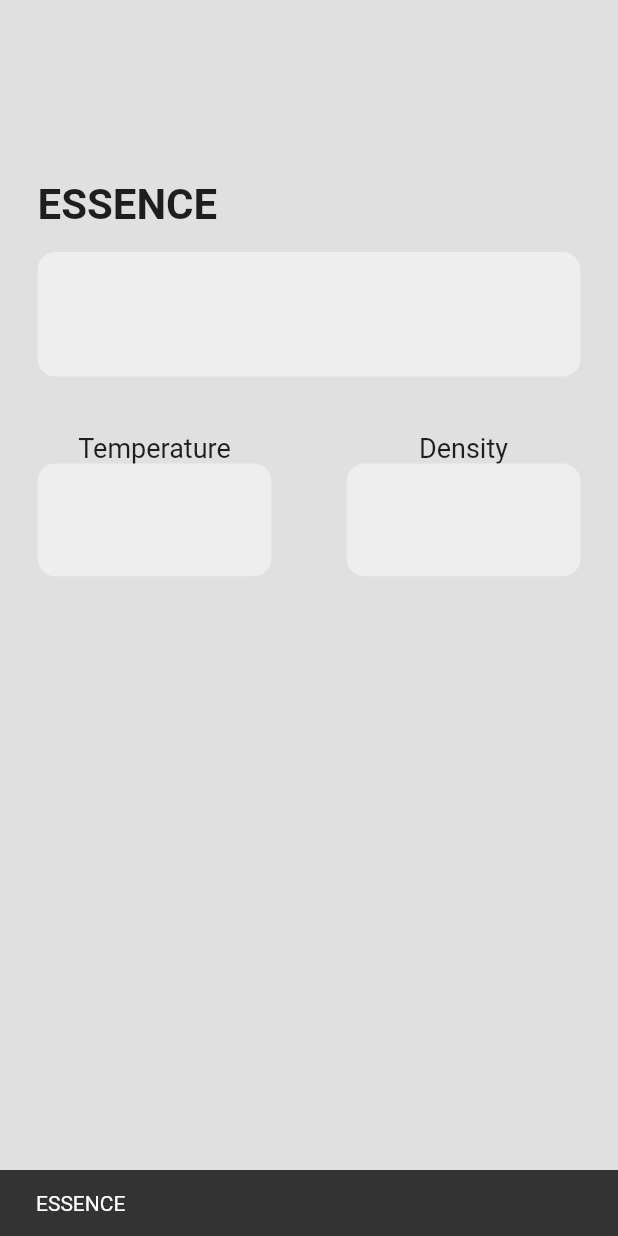
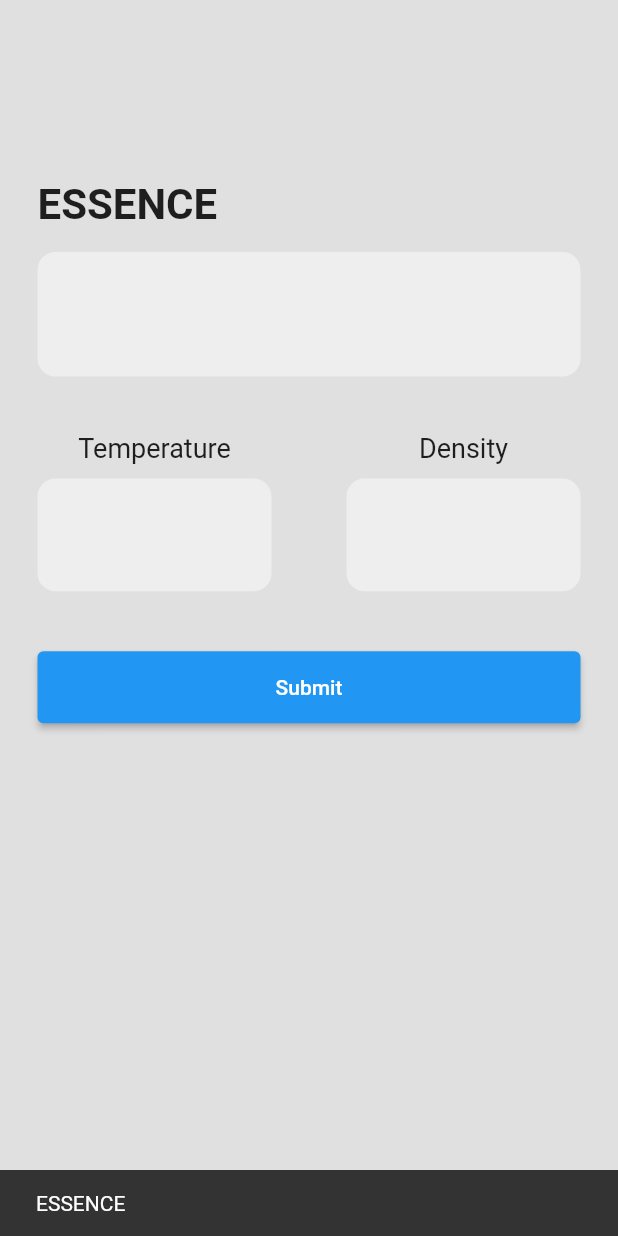
Before and after one commit to Brunostar/petrol_data, a Flutter app: the screen it shows after launch, after a tap on "ESSENCE", on a phone screen of 412 x 824 dp. Run offline on Flutter 3.47's test engine with Material 2 defaults, Android fonts, the phone set to English and light mode, and no system bars; missing offline and left inert: excel.

Commit message:
did some updates

```diff
--- a/lib/data_page.dart
+++ b/lib/data_page.dart
@@ -19,6 +19,9 @@ class _DataPageState extends State<DataPage> {
   String answer = '';
   String temperature = '';
   String density = '';
+  var tempController = TextEditingController();
+  var densController = TextEditingController();
+  var excel;
 
   @override
   Widget build(BuildContext context) {
@@ -77,6 +80,7 @@ class _DataPageState extends State<DataPage> {
                           style: TextStyle(
                             fontSize: 18,
                           )),
+                      const SizedBox(height: 10),
                       SizedBox(
                         width: (MediaQuery.of(context).size.width / 2) - 50,
                         height: 75.22,
@@ -88,16 +92,19 @@ class _DataPageState extends State<DataPage> {
                           ),
                           child: Center(
                             child: TextField(
-                              // autofocus: true,
-                              keyboardType: const TextInputType.numberWithOptions(),
+                              controller: tempController,
+                              onTap: () =>
+                                  {temperature = '', tempController.clear()},
+                              keyboardType:
+                                  const TextInputType.numberWithOptions(),
                               textAlign: TextAlign.center,
                               decoration: const InputDecoration(
                                 border: InputBorder.none,
                               ),
                               onChanged: (String word) => {
-                                temperature += word,
-                                getData()
+                                temperature = word,
                               },
+                              onSubmitted: (String word) => getData(),
                             ),
                           ),
                         ),
@@ -113,6 +120,7 @@ class _DataPageState extends State<DataPage> {
                           style: TextStyle(
                             fontSize: 18,
                           )),
+                      const SizedBox(height: 10),
                       SizedBox(
                         width: (MediaQuery.of(context).size.width / 2) - 50,
                         height: 75.22,
@@ -123,17 +131,21 @@ class _DataPageState extends State<DataPage> {
                           ),
                           child: Center(
                             child: TextField(
-                              // autofocus: true,
-                              keyboardType: const TextInputType.numberWithOptions(),
+                              controller: densController,
+                              onTap: () => {
+                                density = '',
+                                densController.clear(),
+                              },
+                              keyboardType:
+                                  const TextInputType.numberWithOptions(),
                               textAlign: TextAlign.center,
                               decoration: const InputDecoration(
                                 border: InputBorder.none,
                               ),
                               onChanged: (String word) => {
-                                density += word,
-                                getData()
+                                density = word,
                               },
-
+                              onSubmitted: (String word) => getData(),
                             ),
                           ),
                         ),
@@ -142,20 +154,49 @@ class _DataPageState extends State<DataPage> {
               ),
             ],
           ),
+
+          SizedBox(
+            height: 100,
+            width: double.infinity,
+            child: Padding(
+              padding:
+              const EdgeInsets.only(top: 15.0, left: 25.0, right: 25.0),
+              child: Padding(
+                padding: const EdgeInsets.only(bottom: 12),
+                child: Container(
+                  height: 75.22,
+                  decoration: BoxDecoration(
+                      borderRadius: BorderRadius.circular(12),
+                      color: Colors.grey[300]),
+                  child: Padding(
+                    padding: const EdgeInsets.only(top: 25),
+                    child: ElevatedButton(
+                      onPressed: () {
+                        getData();
+                      },
+                      child: const Text('Submit'),
+                    ),
+                    ),
+                  ),
+                ),
+              ),
+            ),
+
         ],
       ),
     );
   }
 
-  void getData() async {
+
+
+  Future getData() async {
+    if (excel == null) {
       var file = 'assets/PETROL_DATA.xlsx';
-    // String v = await DefaultAssetBundle.of(context).loadString(file);
-    // var bytes = File(file).readAsBytesSync();
-    // var bytes = utf8.encode(v);
-    // var excel = Excel.decodeBytes(bytes);
       ByteData data = await rootBundle.load(file);
-    var bytes = data.buffer.asUint8List(data.offsetInBytes, data.lengthInBytes);
-    var excel = Excel.decodeBytes(bytes);
+      var bytes =
+          data.buffer.asUint8List(data.offsetInBytes, data.lengthInBytes);
+      excel = Excel.decodeBytes(bytes);
+    }
     int i;
     var sheet = widget.product;
     var temp = temperature;
@@ -165,17 +206,58 @@ class _DataPageState extends State<DataPage> {
       if (table == sheet) {
         var densRow = excel.tables[table]!.rows[0];
         for (i = 0; i < excel.tables[table]!.maxCols; i++) {
-          if (densRow[i] == dens) break;
-        }
+          // print(densRow[i].toString() + "  " + dens);
+          if (densRow[i] == double.parse(dens)) {
+            // print(densRow[i]);
             for (var row in excel.tables[table]!.rows) {
-          if (row[0] == temp) {
+              if (row[0] == double.parse(temp)) {
                 setState(() {
                   answer = row[i].toString();
+                  print('answer is: $answer');
                 });
+                break;
+              }
             }
             break;
+          }
+        }
+        if (i >= excel.tables[table]!.maxCols) {
+          print("wrong tem or dens value");
+          setState(() {
+            answer = "";
+          });
+          _showMyDialog(context);
         }
       }
     }
   }
 }
+
+Future<void> _showMyDialog(context) async {
+  return showDialog<void>(
+    context: context,
+    barrierDismissible: false, // user must tap button!
+    builder: (BuildContext context) {
+      return AlertDialog(
+        title: const Text('No entry for these values'),
+        content: SingleChildScrollView(
+          child: ListBody(
+            children: const <Widget>[
+              Text("Try again. Note that your temperature has to be within the "
+              "interval: 0.0-50.0 and your density within: 0.73-0.899"),
+              // Text('Would you like to approve of this message?'),
+            ],
+          ),
+        ),
+        actions: <Widget>[
+          TextButton(
+            child: const Text('OK'),
+            onPressed: () {
+              Navigator.of(context).pop();
+            },
+          ),
+        ],
+      );
+    },
+  );
+}
```
Lines whose indentation alone changed are shown as unchanged.
